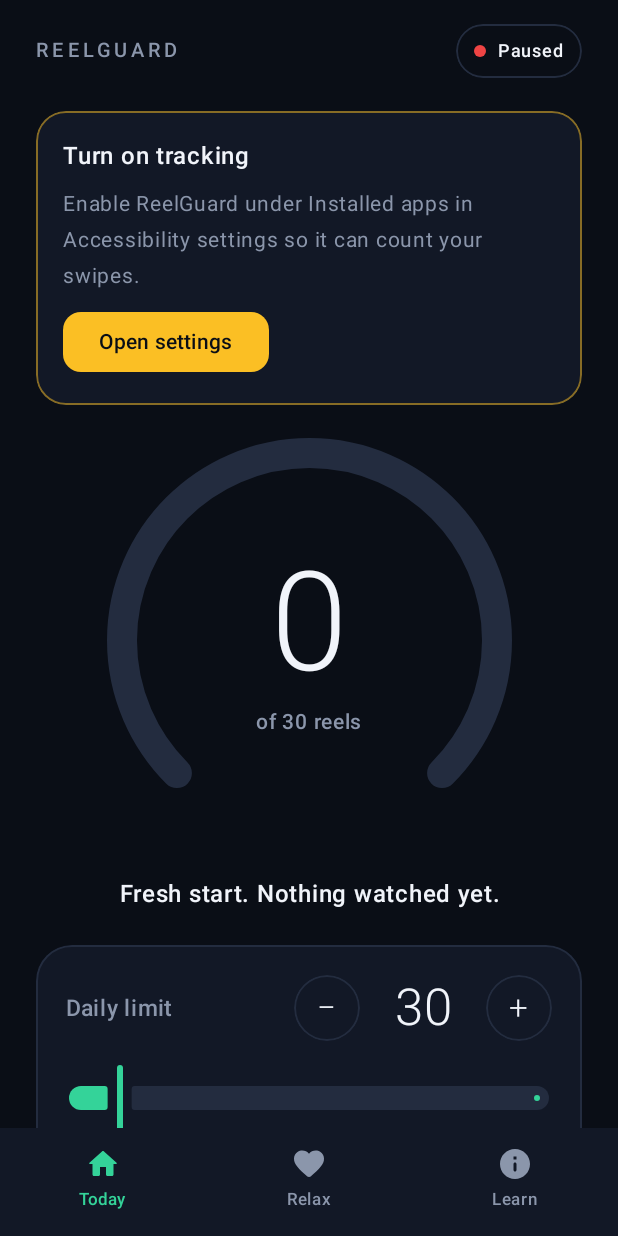
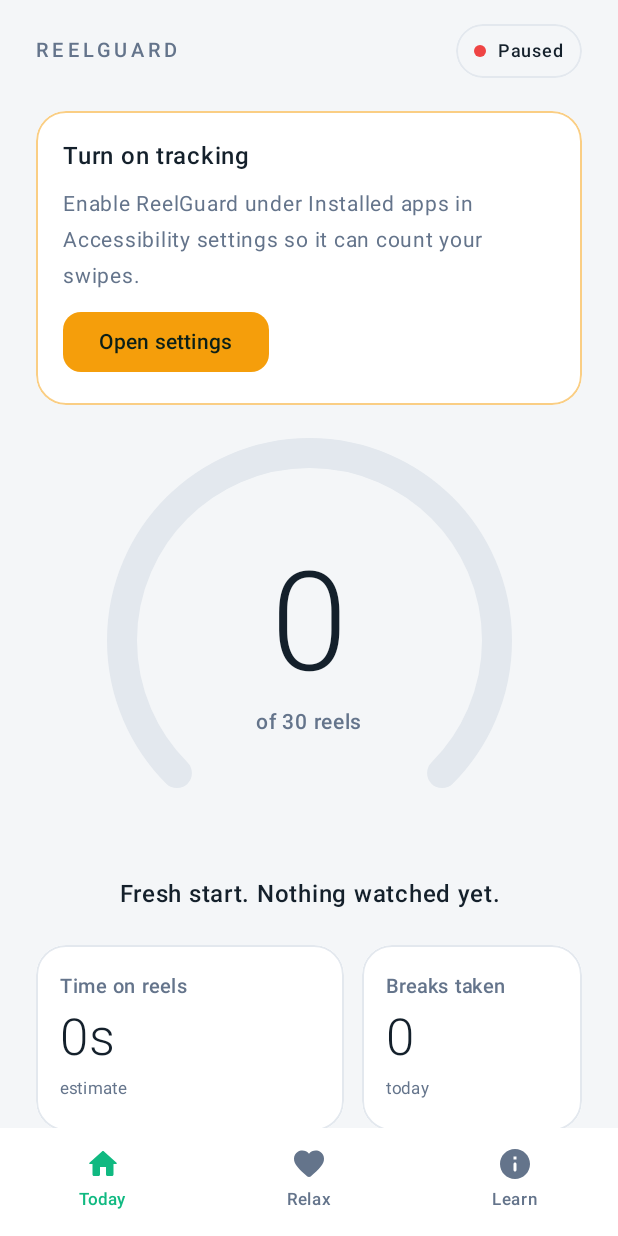
Before and after one commit to Miran875/reelguard, an Android app built with Jetpack Compose: the screen it shows after launch (MainActivity), after a tap on "Skip for now", on a phone screen of 412 x 824 dp. Run offline under Robolectric (Android 15) with nearby library versions, the phone set to English and light mode, and no system bars; 2 other taps on this screen came first.

Commit message:
Add files via upload

```diff
--- a/app/src/main/java/com/reelguard/app/MainActivity.kt
+++ b/app/src/main/java/com/reelguard/app/MainActivity.kt
@@ -32,6 +32,10 @@ import androidx.compose.ui.Alignment
 import androidx.compose.ui.Modifier
 import androidx.compose.ui.draw.clip
 import androidx.compose.ui.platform.LocalContext
+import androidx.compose.ui.platform.LocalHapticFeedback
+import androidx.compose.ui.hapticfeedback.HapticFeedbackType
+import androidx.compose.material.icons.Icons
+import androidx.compose.material.icons.rounded.Refresh
 import androidx.compose.ui.geometry.Offset
 import androidx.compose.ui.geometry.Size
 import androidx.compose.ui.graphics.Color
@@ -44,11 +48,12 @@ import androidx.compose.ui.unit.dp
 import androidx.compose.ui.unit.sp
 import kotlin.math.roundToInt
 
-internal val Bg = Color(0xFF0A0E16)
-internal val Card = Color(0xFF121826)
-internal val Line = Color(0xFF232C3F)
-internal val TextHi = Color(0xFFF1F4FA)
-internal val TextLo = Color(0xFF8B96AB)
+internal val Bg = Color(0xFFF4F6F8)
+internal val Card = Color(0xFFFFFFFF)
+internal val Line = Color(0xFFE3E8EE)
+internal val TextHi = Color(0xFF14202B)
+internal val TextLo = Color(0xFF64748B)
+internal val OnAccent = Color(0xFF0B1F18)
 internal val Light = FontFamily(Typeface.create("sans-serif-light", Typeface.NORMAL))
 internal val Medium = FontFamily(Typeface.create("sans-serif-medium", Typeface.NORMAL))
 
@@ -61,11 +66,11 @@ class MainActivity : ComponentActivity() {
         ReelStore.init(this)
         tab.intValue = intent.getIntExtra("tab", 0)
         enableEdgeToEdge(
-            statusBarStyle = SystemBarStyle.dark(android.graphics.Color.TRANSPARENT),
-            navigationBarStyle = SystemBarStyle.dark(android.graphics.Color.TRANSPARENT)
+            statusBarStyle = SystemBarStyle.light(android.graphics.Color.TRANSPARENT, android.graphics.Color.TRANSPARENT),
+            navigationBarStyle = SystemBarStyle.light(android.graphics.Color.TRANSPARENT, android.graphics.Color.TRANSPARENT)
         )
         setContent {
-            MaterialTheme(colorScheme = darkColorScheme(background = Bg, surface = Bg, onSurface = TextHi)) {
+            MaterialTheme(colorScheme = lightColorScheme(background = Bg, surface = Bg, onSurface = TextHi)) {
                 Surface(Modifier.fillMaxSize(), color = Bg) {
                     val consent by ReelStore.consent.collectAsState()
                     var skipped by remember { mutableStateOf(false) }
@@ -106,11 +111,11 @@ private fun Pill(text: String, selected: Boolean, accent: Color, onClick: () ->
 }
 
 @Composable
-private fun StepButton(label: String, onClick: () -> Unit) {
+private fun StepButton(label: String, enabled: Boolean, onClick: () -> Unit) {
     Box(
-        Modifier.size(44.dp).clip(CircleShape).border(1.dp, Line, CircleShape).clickable(onClick = onClick),
+        Modifier.size(44.dp).clip(CircleShape).border(1.dp, Line, CircleShape).clickable(enabled = enabled, onClick = onClick),
         contentAlignment = Alignment.Center
-    ) { Text(label, fontSize = 22.sp, color = TextHi, fontFamily = Light) }
+    ) { Text(label, fontSize = 22.sp, color = if (enabled) TextHi else TextLo.copy(alpha = 0.35f), fontFamily = Light) }
 }
 
 @Composable
@@ -122,6 +127,7 @@ fun Home(serviceOn: Boolean, openSettings: () -> Unit) {
     val sweep by animateFloatAsState(ratio.coerceIn(0f, 1f), tween(600), label = "sweep")
     val glow by rememberInfiniteTransition(label = "glow").animateFloat(0.05f, 0.28f, infiniteRepeatable(tween(900), RepeatMode.Reverse), label = "glowA")
     val last by ReelStore.lastEvent.collectAsState()
+    val haptic = LocalHapticFeedback.current
     val feed by ReelStore.feed.collectAsState()
     val scanInfo by ReelStore.scanInfo.collectAsState()
 
@@ -132,7 +138,7 @@ fun Home(serviceOn: Boolean, openSettings: () -> Unit) {
     ) {
         Row(Modifier.fillMaxWidth(), verticalAlignment = Alignment.CenterVertically) {
             Text("REELGUARD", fontFamily = Medium, fontSize = 13.sp, letterSpacing = 3.sp, color = TextLo, modifier = Modifier.weight(1f))
-            val dot = if (serviceOn) Color(0xFF34D399) else Color(0xFFEF4444)
+            val dot = if (serviceOn) Color(0xFF10B981) else Color(0xFFEF4444)
             Row(
                 Modifier.clip(RoundedCornerShape(50)).border(1.dp, Line, RoundedCornerShape(50)).padding(horizontal = 12.dp, vertical = 6.dp),
                 verticalAlignment = Alignment.CenterVertically
@@ -146,14 +152,14 @@ fun Home(serviceOn: Boolean, openSettings: () -> Unit) {
         if (!serviceOn) {
             Column(
                 Modifier.fillMaxWidth().clip(RoundedCornerShape(20.dp)).background(Card)
-                    .border(BorderStroke(1.dp, Color(0xFFFBBF24).copy(alpha = 0.5f)), RoundedCornerShape(20.dp)).padding(18.dp),
+                    .border(BorderStroke(1.dp, Color(0xFFF59E0B).copy(alpha = 0.5f)), RoundedCornerShape(20.dp)).padding(18.dp),
                 verticalArrangement = Arrangement.spacedBy(8.dp)
             ) {
                 Text("Turn on tracking", fontFamily = Medium, fontSize = 16.sp, color = TextHi)
                 Text("Enable ReelGuard under Installed apps in Accessibility settings so it can count your swipes.", fontSize = 14.sp, color = TextLo)
                 Button(
                     onClick = openSettings,
-                    colors = ButtonDefaults.buttonColors(containerColor = Color(0xFFFBBF24), contentColor = Bg),
+                    colors = ButtonDefaults.buttonColors(containerColor = Color(0xFFF59E0B), contentColor = OnAccent),
                     shape = RoundedCornerShape(12.dp)
                 ) { Text("Open settings", fontFamily = Medium) }
             }
@@ -186,34 +192,65 @@ fun Home(serviceOn: Boolean, openSettings: () -> Unit) {
             fontFamily = Medium, fontSize = 16.sp, color = TextHi, textAlign = TextAlign.Center
         )
 
+        val secs by ReelStore.scrollSecs.collectAsState()
+        val breaksToday by ReelStore.breaks.collectAsState()
+        Row(Modifier.fillMaxWidth(), horizontalArrangement = Arrangement.spacedBy(12.dp)) {
+            StatTile("Time on reels", fmtTime(secs), "estimate", Modifier.weight(1.4f))
+            StatTile("Breaks taken", "$breaksToday", "today", Modifier.weight(1f))
+        }
+
         Column(
             Modifier.fillMaxWidth().clip(RoundedCornerShape(24.dp)).background(Card).border(1.dp, Line, RoundedCornerShape(24.dp)).padding(20.dp),
             verticalArrangement = Arrangement.spacedBy(14.dp)
         ) {
             Row(verticalAlignment = Alignment.CenterVertically) {
                 Text("Daily limit", fontFamily = Medium, fontSize = 15.sp, color = TextLo, modifier = Modifier.weight(1f))
-                StepButton("\u2212") { ReelStore.setLimit(limit - 5) }
+                StepButton("\u2212", limit > ReelStore.MIN_LIMIT) { ReelStore.setLimit(limit - 5) }
                 Text("$limit", fontFamily = Light, fontSize = 34.sp, color = TextHi, textAlign = TextAlign.Center, modifier = Modifier.widthIn(min = 84.dp))
-                StepButton("+") { ReelStore.setLimit(limit + 5) }
+                StepButton("+", limit < ReelStore.MAX_LIMIT) { ReelStore.setLimit(limit + 5) }
             }
             Slider(
                 value = limit.toFloat().coerceIn(5f, 300f),
-                onValueChange = { ReelStore.setLimit((it / 5f).roundToInt() * 5) },
-                valueRange = 5f..300f,
+                onValueChange = {
+                    val n = (it / 5f).roundToInt() * 5
+                    if (n != limit) { haptic.performHapticFeedback(HapticFeedbackType.TextHandleMove); ReelStore.setLimit(n) }
+                },
+                valueRange = ReelStore.MIN_LIMIT.toFloat()..ReelStore.MAX_LIMIT.toFloat(),
                 steps = 58,
                 colors = SliderDefaults.colors(
                     thumbColor = accent, activeTrackColor = accent, inactiveTrackColor = Line,
                     activeTickColor = Color.Transparent, inactiveTickColor = Color.Transparent
                 )
             )
+            Row(Modifier.fillMaxWidth()) {
+                Text("${ReelStore.MIN_LIMIT}", fontSize = 12.sp, color = TextLo, modifier = Modifier.weight(1f))
+                Text("${ReelStore.MAX_LIMIT} max", fontSize = 12.sp, color = TextLo)
+            }
             Row(Modifier.fillMaxWidth(), horizontalArrangement = Arrangement.spacedBy(8.dp)) {
                 listOf(20, 30, 50, 100).forEach { Pill("$it", limit == it, accent) { ReelStore.setLimit(it) } }
             }
         }
 
-        TextButton(onClick = { ReelStore.reset() }) {
-            Text("Reset today\u2019s count", fontFamily = Medium, color = TextLo)
+        var confirmReset by remember { mutableStateOf(false) }
+        OutlinedButton(
+            onClick = { confirmReset = true },
+            modifier = Modifier.fillMaxWidth().height(52.dp),
+            shape = RoundedCornerShape(14.dp),
+            border = BorderStroke(1.dp, Line),
+            colors = ButtonDefaults.outlinedButtonColors(containerColor = Card, contentColor = TextHi)
+        ) {
+            Icon(Icons.Rounded.Refresh, null, modifier = Modifier.size(18.dp))
+            Spacer(Modifier.width(8.dp))
+            Text("Reset today\u2019s count", fontFamily = Medium, fontSize = 15.sp)
         }
+        if (confirmReset) AlertDialog(
+            onDismissRequest = { confirmReset = false },
+            containerColor = Card,
+            title = { Text("Reset today\u2019s count?", fontFamily = Medium, color = TextHi) },
+            text = { Text("Reels, feed videos and time for today will go back to zero.", color = TextLo) },
+            confirmButton = { TextButton(onClick = { ReelStore.reset(); confirmReset = false }) { Text("Reset", fontFamily = Medium, color = Color(0xFFEF4444)) } },
+            dismissButton = { TextButton(onClick = { confirmReset = false }) { Text("Cancel", fontFamily = Medium, color = TextLo) } }
+        )
         Row(
             Modifier.fillMaxWidth().clip(RoundedCornerShape(20.dp)).background(Card).border(1.dp, Line, RoundedCornerShape(20.dp)).padding(horizontal = 20.dp, vertical = 16.dp),
             verticalAlignment = Alignment.CenterVertically
@@ -242,7 +279,7 @@ private fun Screen(content: @Composable ColumnScope.() -> Unit) {
 @Composable
 private fun Point(title: String, body: String) {
     Row(verticalAlignment = Alignment.Top) {
-        Box(Modifier.padding(top = 7.dp).size(8.dp).clip(CircleShape).background(Color(0xFF34D399)))
+        Box(Modifier.padding(top = 7.dp).size(8.dp).clip(CircleShape).background(Color(0xFF10B981)))
         Spacer(Modifier.width(14.dp))
         Column(verticalArrangement = Arrangement.spacedBy(4.dp)) {
             Text(title, fontFamily = Medium, fontSize = 16.sp, color = TextHi)
@@ -279,7 +316,7 @@ fun Disclosure(onAgree: () -> Unit, onDecline: () -> Unit) {
         Spacer(Modifier.height(8.dp))
         Button(
             onClick = onAgree, modifier = Modifier.fillMaxWidth().height(52.dp), shape = RoundedCornerShape(14.dp),
-            colors = ButtonDefaults.buttonColors(containerColor = Color(0xFF34D399), contentColor = Bg)
+            colors = ButtonDefaults.buttonColors(containerColor = Color(0xFF10B981), contentColor = OnAccent)
         ) { Text("Agree and continue", fontFamily = Medium, fontSize = 16.sp) }
         TextButton(onClick = onDecline, modifier = Modifier.fillMaxWidth()) { Text("Not now", fontFamily = Medium, color = TextLo) }
     }
@@ -310,7 +347,7 @@ fun Setup(openSettings: () -> Unit, onSkip: () -> Unit) {
         Spacer(Modifier.height(8.dp))
         Button(
             onClick = openSettings, modifier = Modifier.fillMaxWidth().height(52.dp), shape = RoundedCornerShape(14.dp),
-            colors = ButtonDefaults.buttonColors(containerColor = Color(0xFF34D399), contentColor = Bg)
+            colors = ButtonDefaults.buttonColors(containerColor = Color(0xFF10B981), contentColor = OnAccent)
         ) { Text("Open settings", fontFamily = Medium, fontSize = 16.sp) }
         OutlinedButton(
             onClick = { tts?.speak(script, TextToSpeech.QUEUE_FLUSH, null, "guide") },
@@ -320,3 +357,22 @@ fun Setup(openSettings: () -> Unit, onSkip: () -> Unit) {
         TextButton(onClick = onSkip, modifier = Modifier.fillMaxWidth()) { Text("Skip for now", fontFamily = Medium, color = TextLo) }
     }
 }
+
+
+internal fun fmtTime(s: Int): String {
+    val h = s / 3600
+    val m = (s % 3600) / 60
+    return if (h > 0) "${h}h ${m}m" else if (m > 0) "${m}m" else "${s}s"
+}
+
+@Composable
+private fun StatTile(label: String, value: String, note: String, modifier: Modifier) {
+    Column(
+        modifier.clip(RoundedCornerShape(20.dp)).background(Card).border(1.dp, Line, RoundedCornerShape(20.dp)).padding(16.dp),
+        verticalArrangement = Arrangement.spacedBy(2.dp)
+    ) {
+        Text(label, fontFamily = Medium, fontSize = 13.sp, color = TextLo)
+        Text(value, fontFamily = Light, fontSize = 34.sp, color = TextHi)
+        Text(note, fontSize = 11.sp, color = TextLo)
+    }
+}
--- a/app/src/main/java/com/reelguard/app/ReelAccessibilityService.kt
+++ b/app/src/main/java/com/reelguard/app/ReelAccessibilityService.kt
@@ -201,21 +201,21 @@ class ReelAccessibilityService : AccessibilityService() {
         val card = LinearLayout(this).apply {
             orientation = LinearLayout.VERTICAL
             setPadding((22 * d).toInt(), (22 * d).toInt(), (22 * d).toInt(), (18 * d).toInt())
-            background = GradientDrawable().apply { cornerRadius = 24 * d; setColor(0xFF121826.toInt()); setStroke((1 * d).toInt(), 0xFF232C3F.toInt()) }
+            background = GradientDrawable().apply { cornerRadius = 24 * d; setColor(0xFFFFFFFF.toInt()); setStroke((1 * d).toInt(), 0xFFE3E8EE.toInt()) }
         }
-        card.addView(tv("Time for a breather", 20f, 0xFFF1F4FA.toInt(), true))
-        card.addView(tv("You\u2019ve scrolled for about $mins minutes today (${ReelStore.count.value} reels).", 14f, 0xFF8B96AB.toInt())
+        card.addView(tv("Time for a breather", 20f, 0xFF14202B.toInt(), true))
+        card.addView(tv("You\u2019ve scrolled for about $mins minutes today (${ReelStore.count.value} reels).", 14f, 0xFF64748B.toInt())
             .apply { setPadding(0, (8 * d).toInt(), 0, (14 * d).toInt()) })
-        card.addView(tv("Try instead:  ${ideas.random()}", 16f, 0xFF34D399.toInt()).apply { setPadding(0, 0, 0, (18 * d).toInt()) })
+        card.addView(tv("Try instead:  ${ideas.random()}", 16f, 0xFF0E9F6E.toInt()).apply { setPadding(0, 0, 0, (18 * d).toInt()) })
         val row = LinearLayout(this).apply { orientation = LinearLayout.HORIZONTAL }
-        row.addView(btn("Take a break", 0xFF34D399.toInt(), 0xFF0A0E16.toInt()) {
+        row.addView(btn("Take a break", 0xFF10B981.toInt(), 0xFF0B1F18.toInt()) {
             hideBreakCard()
             try {
                 startActivity(Intent(this, MainActivity::class.java)
                     .addFlags(Intent.FLAG_ACTIVITY_NEW_TASK or Intent.FLAG_ACTIVITY_SINGLE_TOP).putExtra("tab", 1))
             } catch (_: Exception) {}
         }, LinearLayout.LayoutParams(0, -2, 1f).apply { marginEnd = (10 * d).toInt() })
-        row.addView(btn("Keep scrolling", 0xFF232C3F.toInt(), 0xFFF1F4FA.toInt()) { hideBreakCard() }, LinearLayout.LayoutParams(0, -2, 1f))
+        row.addView(btn("Keep scrolling", 0xFFE9EEF3.toInt(), 0xFF14202B.toInt()) { hideBreakCard() }, LinearLayout.LayoutParams(0, -2, 1f))
         card.addView(row)
         val lp = WindowManager.LayoutParams(
             (resources.displayMetrics.widthPixels * 0.9f).toInt(), -2, WindowManager.LayoutParams.TYPE_ACCESSIBILITY_OVERLAY,
--- a/app/src/main/java/com/reelguard/app/ReelStore.kt
+++ b/app/src/main/java/com/reelguard/app/ReelStore.kt
@@ -8,6 +8,8 @@ import java.time.LocalDate
 
 /** Stores per-day reel counts on the device and exposes live state. */
 object ReelStore {
+    const val MIN_LIMIT = 5
+    const val MAX_LIMIT = 300
     private lateinit var p: SharedPreferences
     val count = MutableStateFlow(0)
     val limit = MutableStateFlow(30)
@@ -21,7 +23,7 @@ object ReelStore {
     fun init(ctx: Context) {
         if (::p.isInitialized) return
         p = ctx.applicationContext.getSharedPreferences("reels", Context.MODE_PRIVATE)
-        limit.value = p.getInt("limit", 30)
+        limit.value = p.getInt("limit", 30).coerceIn(MIN_LIMIT, MAX_LIMIT)
         consent.value = p.getBoolean("consent", false)
         refresh()
     }
@@ -55,7 +57,7 @@ object ReelStore {
     fun reset() { p.edit().putInt(key(), 0).putInt(fkey(), 0).putInt(skey(), 0).apply(); count.value = 0; feed.value = 0; scrollSecs.value = 0 }
 
     fun setLimit(v: Int) {
-        val n = v.coerceIn(5, 500)
+        val n = v.coerceIn(MIN_LIMIT, MAX_LIMIT)
         p.edit().putInt("limit", n).apply()
         limit.value = n
     }
@@ -63,7 +65,7 @@ object ReelStore {
     /** Emerald -> amber -> crimson as ratio goes 0 -> 0.6 -> 1. */
     fun colorFor(ratio: Float): Int {
         val r = ratio.coerceIn(0f, 1f)
-        val green = 0xFF34D399.toInt(); val amber = 0xFFFBBF24.toInt(); val red = 0xFFEF4444.toInt()
+        val green = 0xFF10B981.toInt(); val amber = 0xFFF59E0B.toInt(); val red = 0xFFEF4444.toInt()
         return if (r < 0.6f) androidx.core.graphics.ColorUtils.blendARGB(green, amber, r / 0.6f)
         else androidx.core.graphics.ColorUtils.blendARGB(amber, red, (r - 0.6f) / 0.4f)
     }
--- a/app/src/main/java/com/reelguard/app/Tabs.kt
+++ b/app/src/main/java/com/reelguard/app/Tabs.kt
@@ -34,7 +34,7 @@ import androidx.compose.ui.unit.dp
 import androidx.compose.ui.unit.sp
 import kotlinx.coroutines.delay
 
-private val Green = Color(0xFF34D399)
+private val Green = Color(0xFF10B981)
 
 @Composable
 fun MainShell(serviceOn: Boolean, tab: Int, onTab: (Int) -> Unit, openSettings: () -> Unit) {
@@ -153,7 +153,7 @@ fun RelaxScreen() {
         Button(
             onClick = { if (running) running = false else { cycles = 0; running = true } },
             modifier = Modifier.fillMaxWidth().height(52.dp), shape = RoundedCornerShape(14.dp),
-            colors = ButtonDefaults.buttonColors(containerColor = if (running) Line else Green, contentColor = if (running) TextHi else Bg)
+            colors = ButtonDefaults.buttonColors(containerColor = if (running) Line else Green, contentColor = if (running) TextHi else OnAccent)
         ) { Text(if (running) "Stop" else "Start breathing", fontFamily = Medium, fontSize = 16.sp) }
         if (running) Text("Breaths: $cycles", fontSize = 13.sp, color = TextLo, textAlign = TextAlign.Center, modifier = Modifier.fillMaxWidth())
 
@@ -186,8 +186,9 @@ fun RelaxScreen() {
 @Composable
 fun LearnScreen() {
     val count by ReelStore.count.collectAsState()
-    val mins = count * 25 / 60f
-    val monthHours = count * 30 * 25 / 3600f
+    val secs by ReelStore.scrollSecs.collectAsState()
+    val mins = secs / 60f
+    val monthHours = secs * 30 / 3600f
     TabScreen {
         Text("LEARN", fontFamily = Medium, fontSize = 13.sp, letterSpacing = 3.sp, color = TextLo)
         Text("Why it matters", fontFamily = Light, fontSize = 30.sp, color = TextHi)
@@ -203,7 +204,7 @@ fun LearnScreen() {
                 "At today\u2019s pace that is about %.1f hours a month.".format(monthHours),
                 fontFamily = Medium, fontSize = 15.sp, color = Green, modifier = Modifier.padding(top = 8.dp)
             )
-            Text("Estimate based on about 25 seconds per reel. Yours may differ.", fontSize = 12.sp, color = TextLo)
+            Text("Estimated from the time between your reels.", fontSize = 12.sp, color = TextLo)
         }
 
         Text("What research says", fontFamily = Medium, fontSize = 16.sp, color = TextHi)
```
